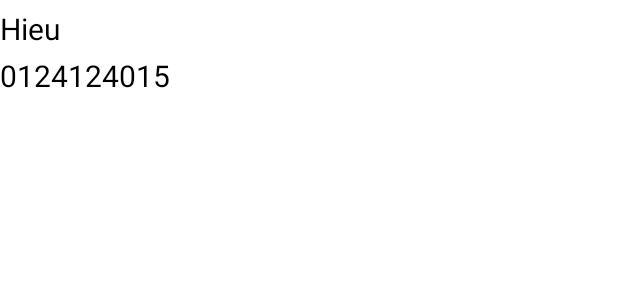
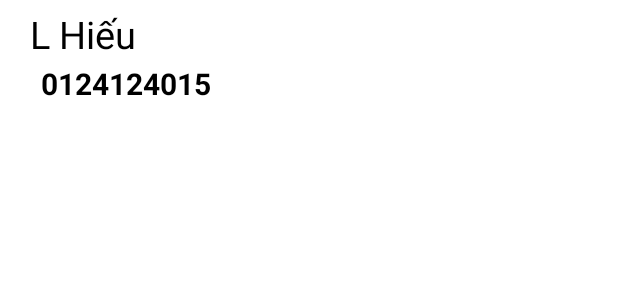
Before and after one commit to lvhieut/MVVM0_Practice_Kotlin, an Android app: the layout view_item.xml on its own in the app's theme, with its tools: preview values and no code run, on a phone screen of 412 x 824 dp. Shown: the top 300 px of the screen. Run offline under Robolectric (Android 15) with nearby library versions, the phone set to English and light mode, and no system bars; network calls fail.

```diff
--- a/app/src/main/java/com/example/mvvm_practice_kotlin/model/Contacts.kt
+++ b/app/src/main/java/com/example/mvvm_practice_kotlin/model/Contacts.kt
@@ -1,6 +1,6 @@
 package com.example.mvvm_practice_kotlin.model
 
-class Contacts(
+data class Contacts(
     val id: Int? = 0,
     val name: String? = null,
     val phone: String? = null
--- a/app/src/main/res/layout/fragment_contacts.xml
+++ b/app/src/main/res/layout/fragment_contacts.xml
@@ -47,7 +47,7 @@
                     android:layout_height="40dp"
                     android:layout_gravity="end"
                     android:layout_marginLeft="130dp"
-                    android:background="@drawable/buttoncustom"
+                    android:backgroundTint="@color/blue_gradient"
                     android:text="Sync"
                     android:textSize="10dp"
                     tools:ignore="TouchTargetSizeCheck" />
@@ -64,8 +64,10 @@
 
             <androidx.recyclerview.widget.RecyclerView
                 android:layout_width="match_parent"
-                android:layout_height="match_parent"
+                android:layout_height="wrap_content"
                 android:id="@+id/recycleContacts"
+                tools:listitem="@layout/view_item"
+                android:padding="@dimen/cardview_default_radius"
                 android:layout_marginTop="10dp" />
 
 
--- a/app/src/main/res/layout/view_item.xml
+++ b/app/src/main/res/layout/view_item.xml
@@ -2,14 +2,15 @@
 <LinearLayout xmlns:android="http://schemas.android.com/apk/res/android"
     xmlns:tools="http://schemas.android.com/tools"
     android:layout_width="match_parent"
-    android:layout_height="match_parent"
+    android:layout_height="wrap_content"
     android:orientation="vertical">
     <TextView
         android:id="@+id/tvName"
         android:layout_width="match_parent"
         android:layout_height="wrap_content"
-        android:text="Hieu"
-        android:textSize="20sp"
+        android:text="L Hiếu"
+        android:layout_marginStart="20dp"
+        android:textSize="25sp"
         android:layout_marginTop="5dp"
         android:textColor="@color/black"
         tools:ignore="HardcodedText" />
@@ -17,9 +18,11 @@
         android:id="@+id/tvNumberPhone"
         android:layout_width="match_parent"
         android:layout_height="wrap_content"
+        android:layout_marginStart="27dp"
         android:textSize="20sp"
+        android:textStyle="bold"
         android:text="0124124015"
-        android:layout_marginTop="4dp"
+        android:layout_marginTop="2dp"
         android:textColor="@color/black"
         tools:ignore="HardcodedText" />
 
```
Also changed, not shown: app/src/main/java/com/example/mvvm_practice_kotlin/view/adapter/ContactsAdapter.kt (+6 -6 lines), app/src/main/java/com/example/mvvm_practice_kotlin/view/fragment/ContactsFragment.kt (+25 -20 lines).
